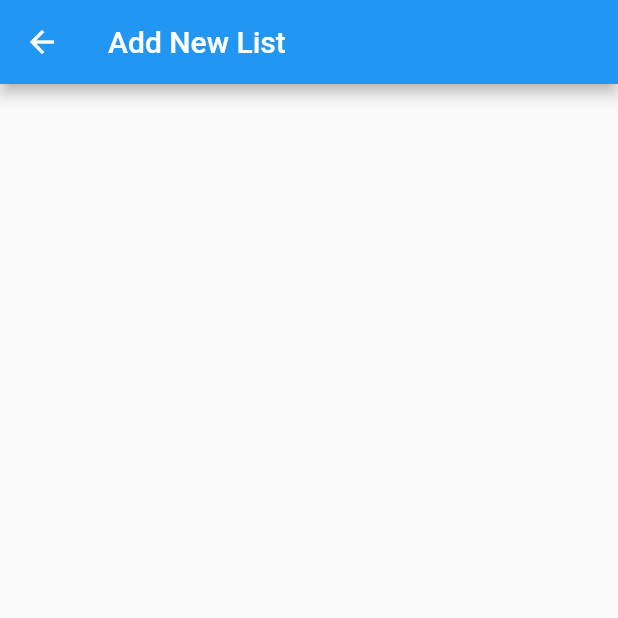
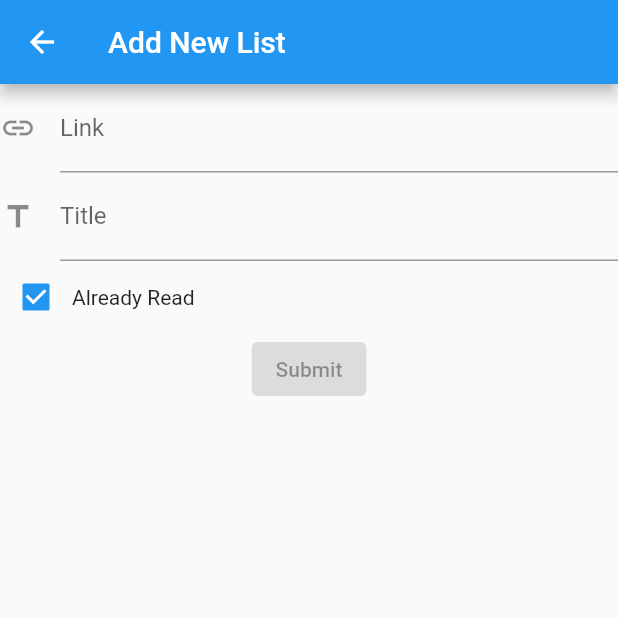
Before and after one commit to gagahpangeran/readlist-mobile, a Flutter app: the FormPage screen opened by its route, on a phone screen of 412 x 824 dp, the top half of it. Run offline on Flutter 3.47's test engine with Material 2 defaults, Android fonts, the phone set to English and light mode, and no system bars.

Commit message:
add form input

```diff
--- a/lib/form_page.dart
+++ b/lib/form_page.dart
@@ -6,12 +6,54 @@ class FormPage extends StatefulWidget {
 }
 
 class _FormPageState extends State<FormPage> {
+  String _link;
+  String _title;
+  bool _isRead = true;
+
   @override
   Widget build(BuildContext context) {
     return Scaffold(
       appBar: AppBar(
         title: Text('Add New List'),
       ),
+      body: Form(
+        child: Column(
+          crossAxisAlignment: CrossAxisAlignment.start,
+          children: <Widget>[
+            TextFormField(
+              decoration: const InputDecoration(
+                icon: Icon(Icons.link),
+                labelText: 'Link',
+              ),
+              onChanged: (value) => setState(() => _link = value),
+              validator: (value) =>
+                  value.isEmpty ? 'Please enter some text' : null,
+            ),
+            TextFormField(
+              onChanged: (value) => setState(() => _title = value),
+              decoration: const InputDecoration(
+                icon: Icon(Icons.title),
+                labelText: 'Title',
+              ),
+            ),
+            Row(
+              children: <Widget>[
+                Checkbox(
+                  value: _isRead,
+                  onChanged: (value) => setState(() => _isRead = value),
+                ),
+                Text('Already Read'),
+              ],
+            ),
+            Center(
+              child: ElevatedButton(
+                onPressed: null,
+                child: Text('Submit'),
+              ),
+            ),
+          ],
+        ),
+      ),
     );
   }
 }
```
